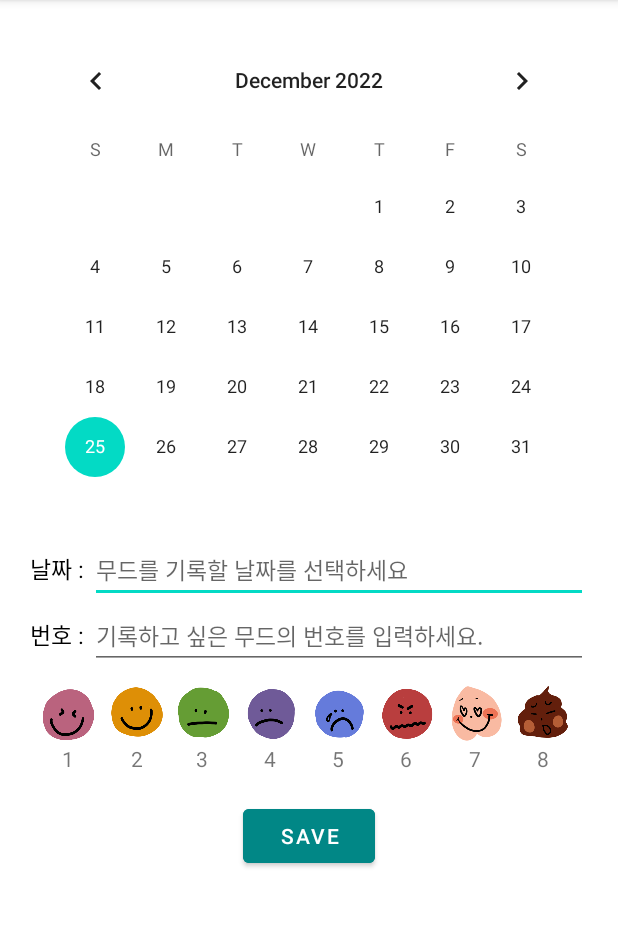
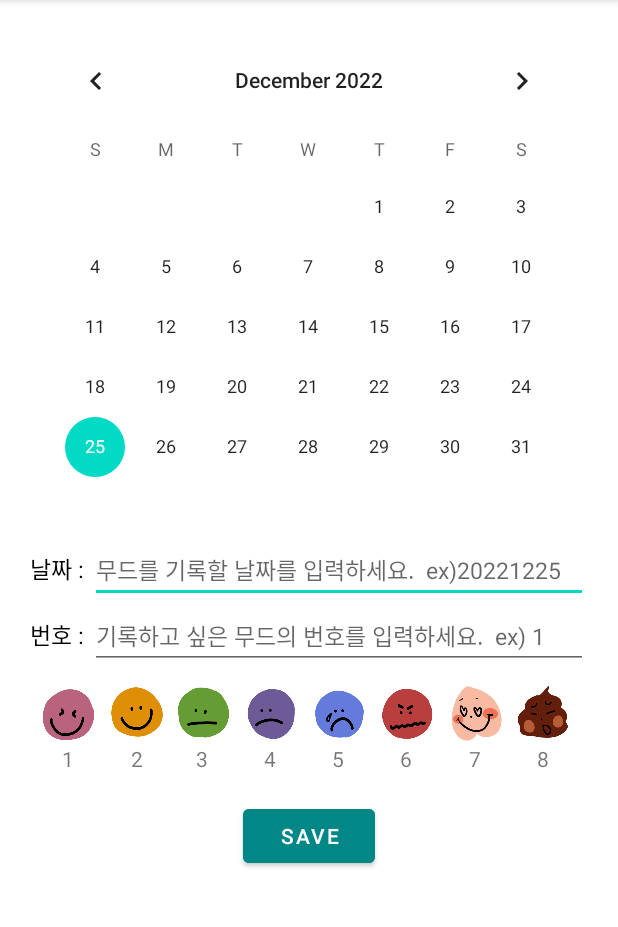
Before and after one commit to StrongCatWill/Somute, an Android app: the MoodTracker screen opened directly, with no data from a screen before it, on a phone screen of 412 x 824 dp, the part 84-1011 px from its top. Run offline under Robolectric (Android 15) with nearby library versions, the phone set to English and light mode, and no system bars.

Commit message:
Fifth - 221225 19:00 : DB 연동 성공 -> PlayTheMood 페이지 만들어서 소리 나오게 구현할 예정

```diff
--- a/app/src/main/java/com/mobile/somute/DBHelper.java
+++ b/app/src/main/java/com/mobile/somute/DBHelper.java
@@ -16,7 +16,7 @@ public class DBHelper extends SQLiteOpenHelper {
     // Sound Table 생성
     @Override
     public void onCreate(SQLiteDatabase db) {
-        db.execSQL("CREATE TABLE Sound(year INT, month INT, day INT, num INT)");
+        db.execSQL("CREATE TABLE Sound(date INT, num INT)");
     }
 
     // Sound Table Upgrade
@@ -27,9 +27,9 @@ public class DBHelper extends SQLiteOpenHelper {
     }
 
     // Sound Table 데이터 입력
-    public void insert(int year, int month, int day, int num) {
+    public void insert(int date, int num) {
         SQLiteDatabase db = getWritableDatabase();
-        db.execSQL("INSERT INTO Sound VALUES('" + year + "', '" + month + "', '" + day + "', '" + num + "');");
+        db.execSQL("INSERT INTO Sound VALUES('" + date + "', " + num + ");");
         db.close();
     }
 
--- a/app/src/main/res/layout/activity_mood_tracker.xml
+++ b/app/src/main/res/layout/activity_mood_tracker.xml
@@ -29,8 +29,7 @@
             android:layout_width="0dp"
             android:layout_height="wrap_content"
             android:layout_weight="1"
-            android:hint="무드를 기록할 날짜를 선택하세요"
-            android:editable="false"
+            android:hint="무드를 기록할 날짜를 입력하세요.  ex)20221225"
             android:textSize="15sp"
             android:textColor="@color/black"/>
 
@@ -52,7 +51,7 @@
             android:layout_width="0dp"
             android:layout_height="wrap_content"
             android:layout_weight="1"
-            android:hint="기록하고 싶은 무드의 번호를 입력하세요."
+            android:hint="기록하고 싶은 무드의 번호를 입력하세요.  ex) 1"
             android:textSize="15sp"
             android:textColor="@color/black"/>
 
```
Also changed, not shown: app/src/main/java/com/mobile/somute/MoodTracker.java (+3 -28 lines).
